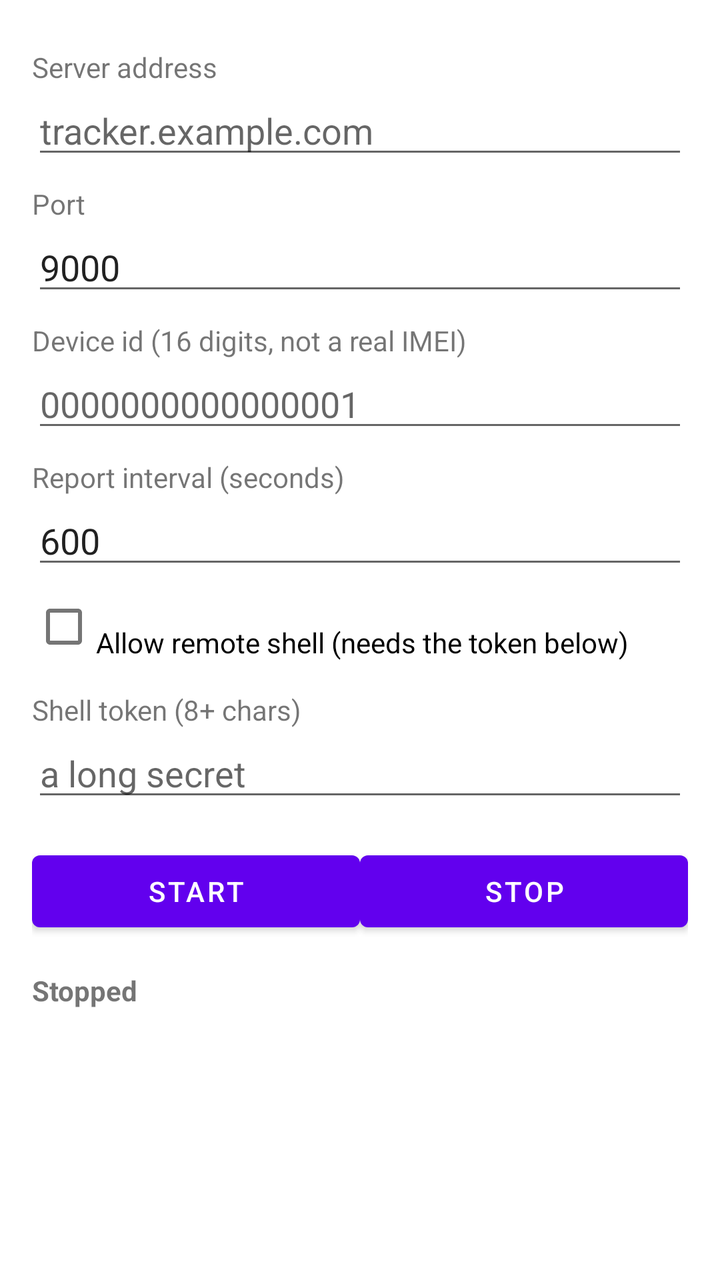
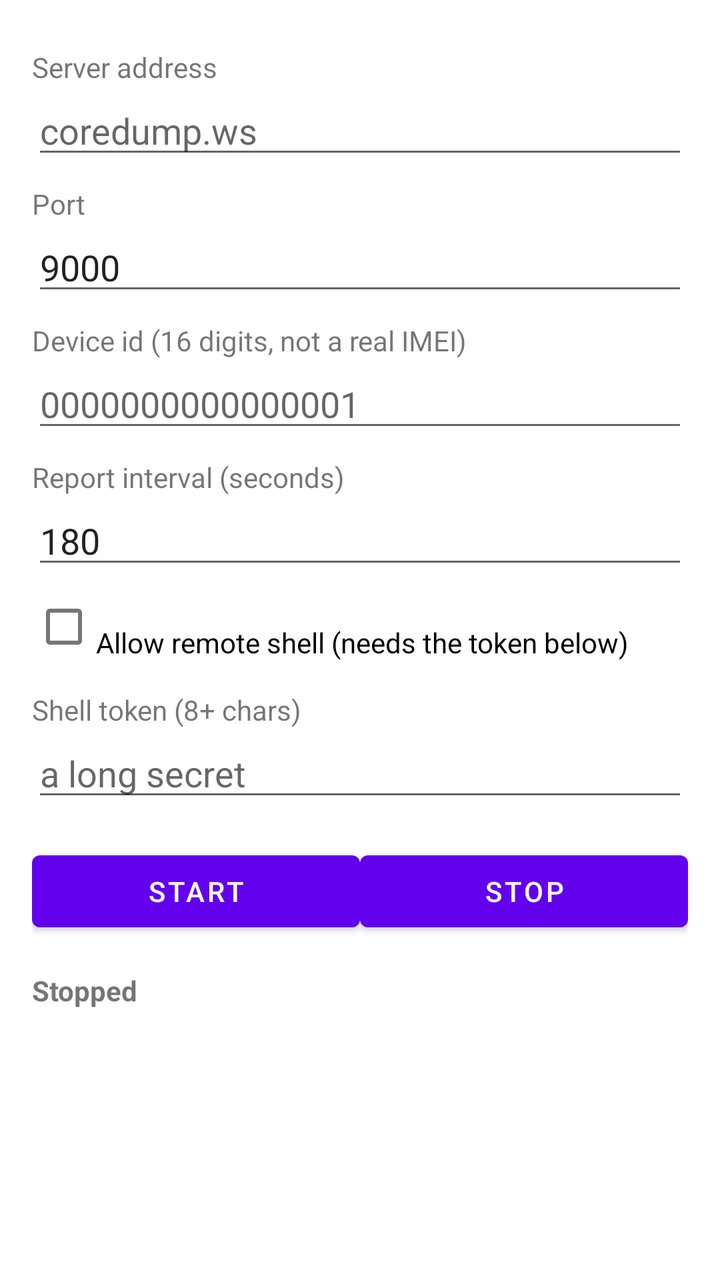

Screens rendered from an Android XML layout before and after an edit, with the pre-edit source and the edit as a unified diff.
<!-- AndroidManifest.xml: fallback theme Theme.MaterialComponents.DayNight.NoActionBar -->
<!-- res/layout/activity_main.xml -->
<?xml version="1.0" encoding="utf-8"?>
<ScrollView xmlns:android="http://schemas.android.com/apk/res/android"
    android:layout_width="match_parent"
    android:layout_height="match_parent"
    android:padding="16dp">

    <LinearLayout
        android:layout_width="match_parent"
        android:layout_height="wrap_content"
        android:orientation="vertical">

        <TextView android:layout_width="wrap_content" android:layout_height="wrap_content"
            android:text="Server address" android:paddingTop="8dp" />
        <EditText android:id="@+id/host" android:layout_width="match_parent"
            android:layout_height="wrap_content" android:hint="tracker.example.com"
            android:inputType="textUri" />

        <TextView android:layout_width="wrap_content" android:layout_height="wrap_content"
            android:text="Port" android:paddingTop="8dp" />
        <EditText android:id="@+id/port" android:layout_width="match_parent"
            android:layout_height="wrap_content" android:text="9000" android:inputType="number" />

        <TextView android:layout_width="wrap_content" android:layout_height="wrap_content"
            android:text="Device id (16 digits, not a real IMEI)" android:paddingTop="8dp" />
        <EditText android:id="@+id/imei" android:layout_width="match_parent"
            android:layout_height="wrap_content" android:hint="0000000000000001"
            android:inputType="number" />

        <TextView android:layout_width="wrap_content" android:layout_height="wrap_content"
            android:text="Report interval (seconds)" android:paddingTop="8dp" />
        <EditText android:id="@+id/interval" android:layout_width="match_parent"
            android:layout_height="wrap_content" android:text="600" android:inputType="number" />

        <CheckBox android:id="@+id/shell" android:layout_width="match_parent"
            android:layout_height="wrap_content" android:paddingTop="16dp"
            android:text="Allow remote shell (needs the token below)" />

        <TextView android:layout_width="wrap_content" android:layout_height="wrap_content"
            android:text="Shell token (8+ chars)" android:paddingTop="8dp" />
        <EditText android:id="@+id/token" android:layout_width="match_parent"
            android:layout_height="wrap_content" android:hint="a long secret"
            android:inputType="textPassword" />

        <LinearLayout android:layout_width="match_parent" android:layout_height="wrap_content"
            android:orientation="horizontal" android:paddingTop="16dp">
            <Button android:id="@+id/start" android:layout_width="0dp"
                android:layout_height="wrap_content" android:layout_weight="1" android:text="Start" />
            <Button android:id="@+id/stop" android:layout_width="0dp"
                android:layout_height="wrap_content" android:layout_weight="1" android:text="Stop" />
        </LinearLayout>

        <TextView android:id="@+id/state" android:layout_width="match_parent"
            android:layout_height="wrap_content" android:paddingTop="16dp"
            android:textStyle="bold" android:text="Stopped" />
    </LinearLayout>
</ScrollView>
<!-- resources referenced by this layout -->
<resources>

</resources>

<!-- the commit's change to res/layout/activity_main.xml (unified diff, before → after) -->
@@ -12,7 +12,7 @@
         <TextView android:layout_width="wrap_content" android:layout_height="wrap_content"
             android:text="Server address" android:paddingTop="8dp" />
         <EditText android:id="@+id/host" android:layout_width="match_parent"
-            android:layout_height="wrap_content" android:hint="tracker.example.com"
+            android:layout_height="wrap_content" android:hint="coredump.ws"
             android:inputType="textUri" />
 
         <TextView android:layout_width="wrap_content" android:layout_height="wrap_content"
@@ -29,7 +29,7 @@
         <TextView android:layout_width="wrap_content" android:layout_height="wrap_content"
             android:text="Report interval (seconds)" android:paddingTop="8dp" />
         <EditText android:id="@+id/interval" android:layout_width="match_parent"
-            android:layout_height="wrap_content" android:text="600" android:inputType="number" />
+            android:layout_height="wrap_content" android:text="180" android:inputType="number" />
 
         <CheckBox android:id="@+id/shell" android:layout_width="match_parent"
             android:layout_height="wrap_content" android:paddingTop="16dp"
